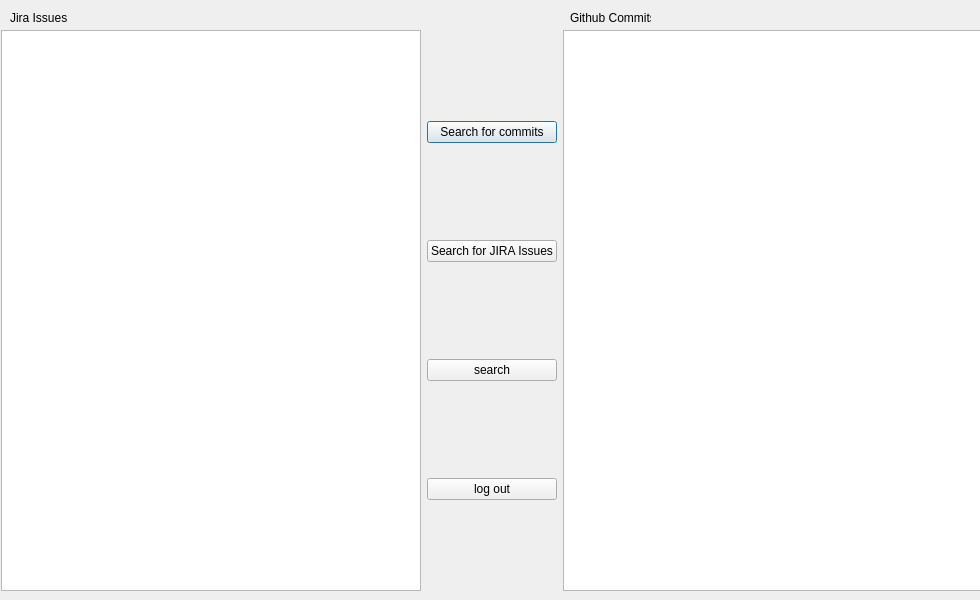
Old version of the form CSCI334/hhomepage.ui in the repository mreidss/CSCI334.
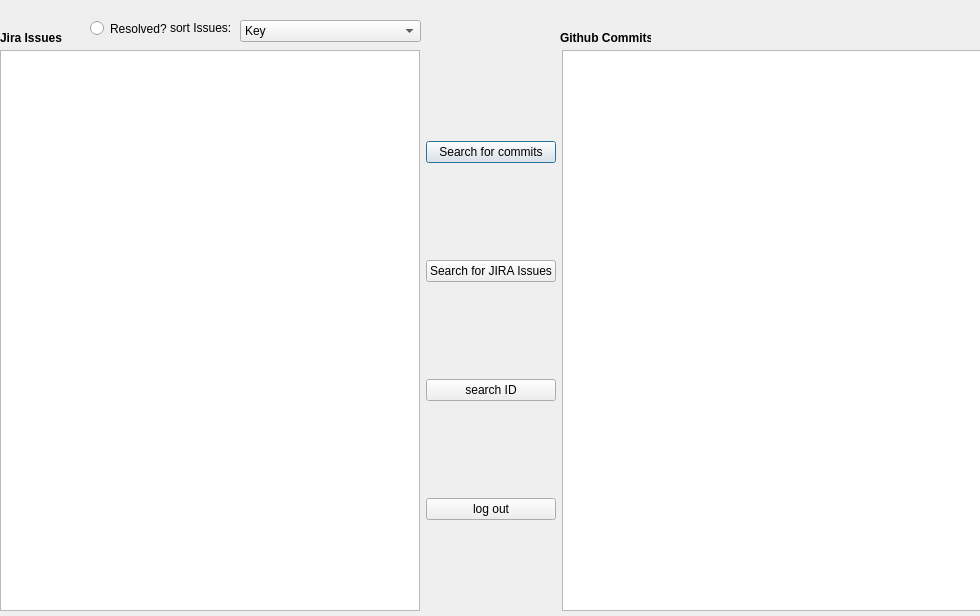
New version of the form.

What changed in the file:
```diff
--- a/CSCI334/hhomepage.ui
+++ b/CSCI334/hhomepage.ui
@@ -7,7 +7,7 @@
     <x>0</x>
     <y>0</y>
     <width>980</width>
-    <height>600</height>
+    <height>616</height>
    </rect>
   </property>
   <property name="acceptDrops">
@@ -19,8 +19,8 @@
   <widget class="QWidget" name="layoutWidget">
    <property name="geometry">
     <rect>
-     <x>1</x>
-     <y>30</y>
+     <x>0</x>
+     <y>50</y>
      <width>981</width>
      <height>561</height>
     </rect>
@@ -48,7 +48,7 @@
       <item>
        <widget class="QPushButton" name="search">
         <property name="text">
-         <string>search</string>
+         <string>search ID</string>
         </property>
        </widget>
       </item>
@@ -69,12 +69,18 @@
   <widget class="QLabel" name="label">
    <property name="geometry">
     <rect>
-     <x>10</x>
-     <y>10</y>
+     <x>0</x>
+     <y>30</y>
      <width>101</width>
      <height>16</height>
     </rect>
    </property>
+   <property name="font">
+    <font>
+     <weight>75</weight>
+     <bold>true</bold>
+    </font>
+   </property>
    <property name="text">
     <string>Jira Issues</string>
    </property>
@@ -82,16 +88,73 @@
   <widget class="QLabel" name="label_2">
    <property name="geometry">
     <rect>
-     <x>570</x>
-     <y>10</y>
-     <width>81</width>
+     <x>560</x>
+     <y>30</y>
+     <width>91</width>
      <height>16</height>
     </rect>
    </property>
+   <property name="font">
+    <font>
+     <weight>75</weight>
+     <bold>true</bold>
+    </font>
+   </property>
    <property name="text">
     <string>Github Commits</string>
    </property>
   </widget>
+  <widget class="QRadioButton" name="radioButton">
+   <property name="geometry">
+    <rect>
+     <x>90</x>
+     <y>20</y>
+     <width>82</width>
+     <height>17</height>
+    </rect>
+   </property>
+   <property name="text">
+    <string>Resolved?</string>
+   </property>
+  </widget>
+  <widget class="QComboBox" name="comboBox">
+   <property name="geometry">
+    <rect>
+     <x>240</x>
+     <y>20</y>
+     <width>181</width>
+     <height>22</height>
+    </rect>
+   </property>
+   <item>
+    <property name="text">
+     <string>Key</string>
+    </property>
+   </item>
+   <item>
+    <property name="text">
+     <string>Username</string>
+    </property>
+   </item>
+   <item>
+    <property name="text">
+     <string>Date</string>
+    </property>
+   </item>
+  </widget>
+  <widget class="QLabel" name="label_3">
+   <property name="geometry">
+    <rect>
+     <x>170</x>
+     <y>20</y>
+     <width>61</width>
+     <height>16</height>
+    </rect>
+   </property>
+   <property name="text">
+    <string>sort Issues:</string>
+   </property>
+  </widget>
  </widget>
  <resources/>
  <connections/>
```
